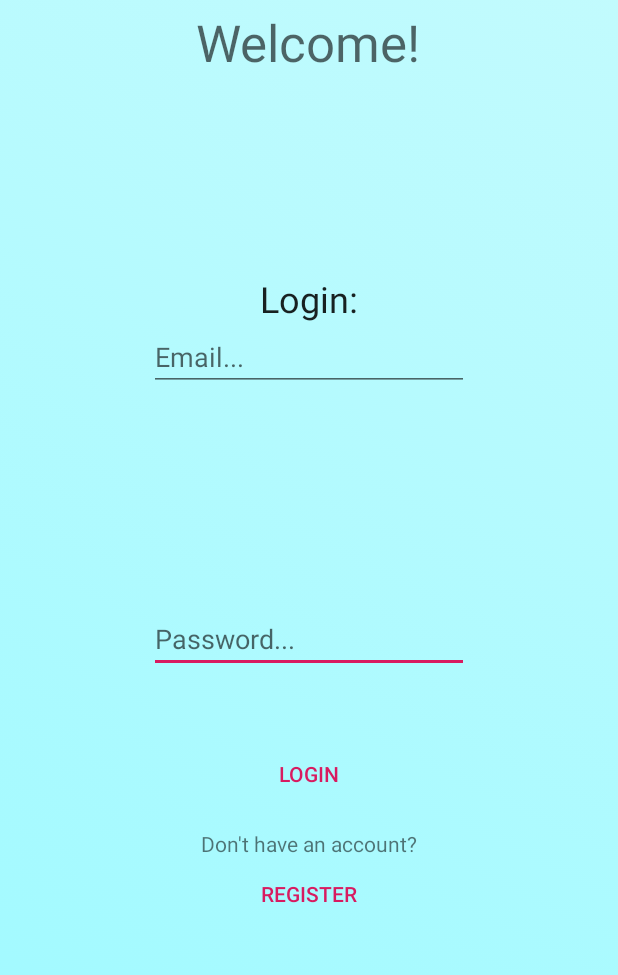
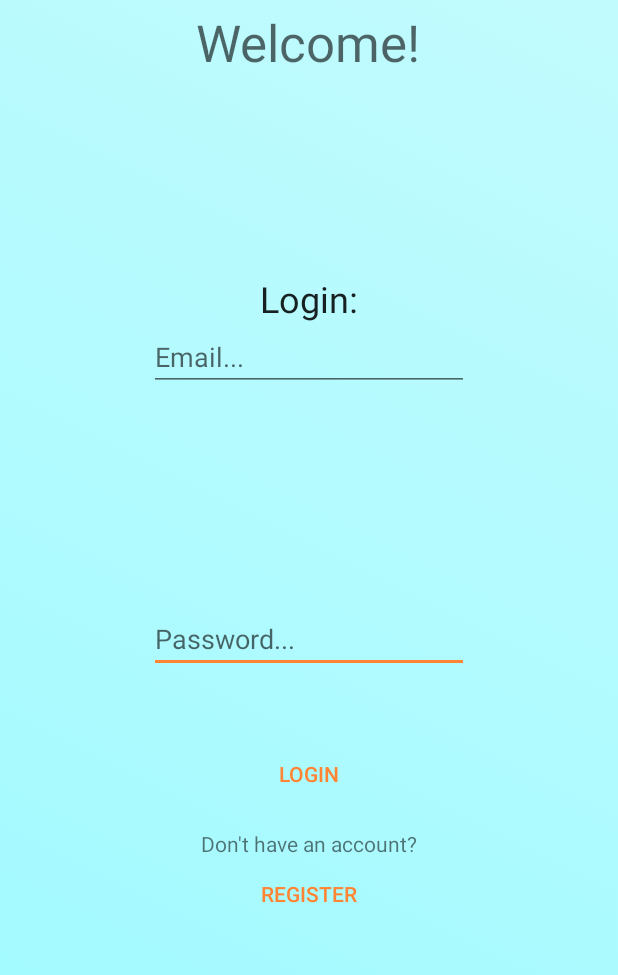
Before and after one commit to Barkuto/WhosThere, an Android app: the screen it shows after launch (EntranceActivity), on a phone screen of 412 x 824 dp, the part 261-1236 px from its top. Run offline under Robolectric (Android 15) with nearby library versions, the light colour scheme and no system bars; our stand-ins replace Firebase (no records; nobody signed in at launch, a user with empty details on screens opened directly).

Commit message:
all good

```diff
--- a/app/src/main/res/values/colors.xml
+++ b/app/src/main/res/values/colors.xml
@@ -1,8 +1,5 @@
 <?xml version="1.0" encoding="utf-8"?>
 <resources>
-    <color name="colorPrimary">#008577</color>
-    <color name="colorPrimaryDark">#00574B</color>
-    <color name="colorAccent">#D81B60</color>
     <color name="black">#050505</color>
 <color name="colorPrimary">#1EA4B2</color>
 <color name="colorPrimaryDark">#1EA4B2</color>
--- a/app/src/main/res/values/strings.xml
+++ b/app/src/main/res/values/strings.xml
@@ -123,7 +123,7 @@
 
     <!--arthur part-->
 
-    <string name="distribution_set">Do Not Distributed</string>
+    <string name="distribution_set">Notifiction</string>
     <string name="setting">setting</string>
     <string name="logout">Log out</string>
 
```
